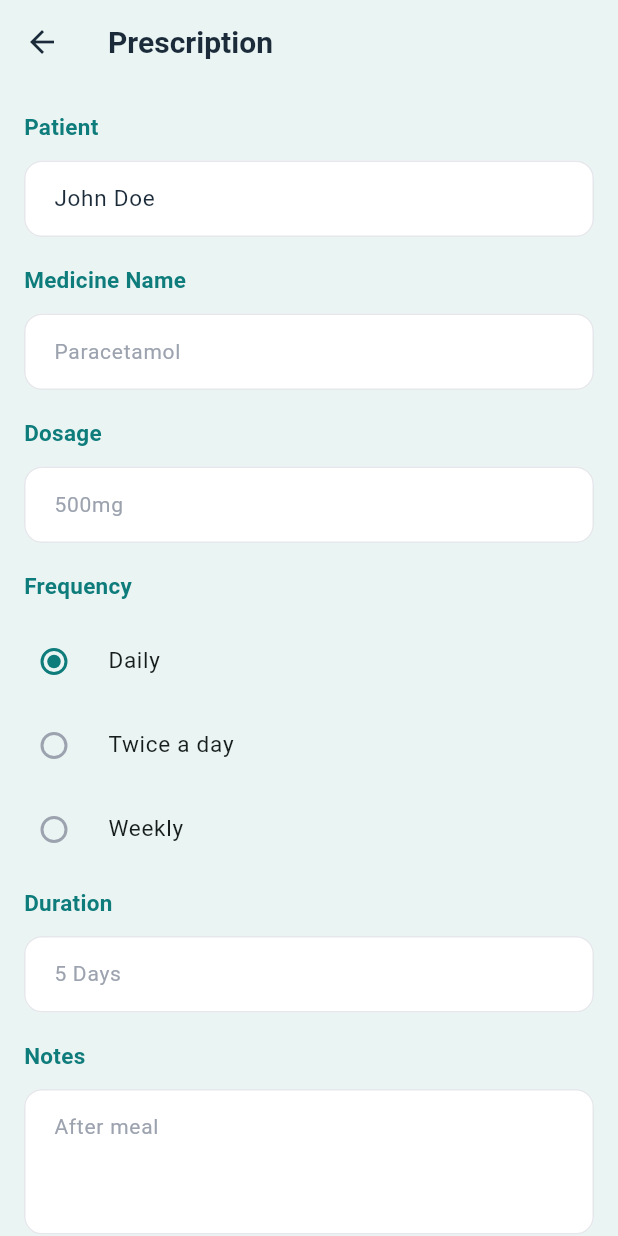
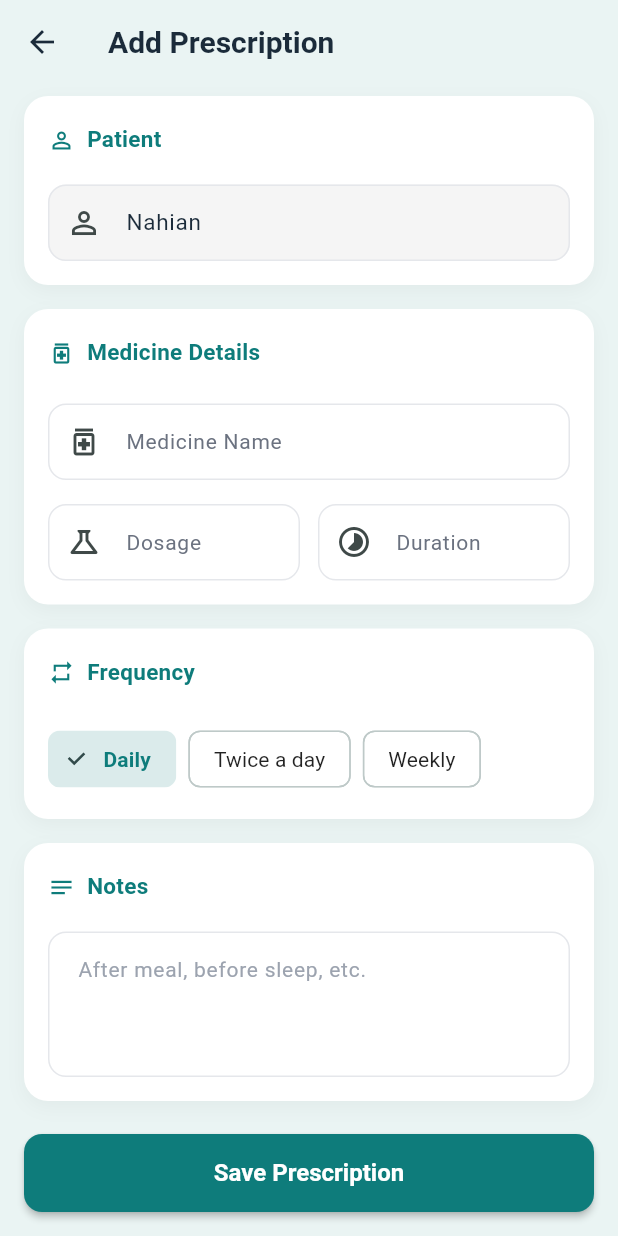
Before and after one commit to ishfak-akbar/clinitrack, a Flutter app: the AddPrescriptionScreen screen opened by its route, on a phone screen of 412 x 824 dp. Run offline on Flutter 3.47's test engine with Material 3 defaults, Android fonts, the phone set to English and light mode, and no system bars; our stand-ins replace glassmorphism, shared_preferences; accounts and stored records are empty.

Commit message:
style: redesign Add Prescription screen with card sections, frequency chips, and sticky save button

```diff
--- a/lib/screens/add_prescription_screen.dart
+++ b/lib/screens/add_prescription_screen.dart
@@ -13,7 +13,7 @@ class AddPrescriptionScreen extends StatefulWidget {
 
 class _AddPrescriptionScreenState extends State<AddPrescriptionScreen> {
   final _formKey = GlobalKey<FormState>();
-  final _patientController = TextEditingController(text: 'John Doe');
+  final _patientController = TextEditingController(text: 'Nahian');
   final _medicineController = TextEditingController();
   final _dosageController = TextEditingController();
   final _durationController = TextEditingController();
@@ -40,104 +40,211 @@ class _AddPrescriptionScreenState extends State<AddPrescriptionScreen> {
   Future<void> _handleSave() async {
     if (!_formKey.currentState!.validate()) return;
     setState(() => _isSaving = true);
-    await Future.delayed(const Duration(seconds: 1));
+
+    await Future.delayed(const Duration(seconds: 1)); // simulate save
+
     if (!mounted) return;
     setState(() => _isSaving = false);
+
     ScaffoldMessenger.of(context).showSnackBar(
-      const SnackBar(content: Text('Prescription saved successfully')),
+      const SnackBar(
+        content: Text('Prescription saved successfully'),
+        behavior: SnackBarBehavior.floating,
+      ),
     );
     Navigator.of(context).pop();
   }
 
   @override
   Widget build(BuildContext context) {
-    return Scaffold(
-      extendBody: true,
+    return GestureDetector(
+      onTap: () => FocusScope.of(context).unfocus(),
+      child: Scaffold(
         backgroundColor: AppColors.screenTintedBackground,
-      appBar: AppBar(backgroundColor: AppColors.screenTintedBackground,title: const Text('Prescription')),
+        appBar: AppBar(
+          backgroundColor: AppColors.screenTintedBackground,
+          elevation: 0,
+          title: const Text('Add Prescription'),
+        ),
         body: Form(
           key: _formKey,
           child: ListView(
-          padding: const EdgeInsets.all(16),
+            padding: const EdgeInsets.fromLTRB(16, 8, 16, 100),
             children: [
-            const SectionLabel('Patient'),
+              // ---------- Patient ----------
+              _buildCard(
+                children: [
+                  const SectionLabel('Patient', icon: Icons.person_outline),
+                  const SizedBox(height: 8),
                   TextFormField(
                     controller: _patientController,
                     readOnly: true,
-              decoration: const InputDecoration(hintText: 'John Doe'),
+                    decoration: InputDecoration(
+                      prefixIcon: const Icon(Icons.person_outline),
+                      filled: true,
+                      fillColor: Colors.grey.shade100,
                     ),
+                  ),
+                ],
+              ),
+
               const SizedBox(height: 16),
 
-            const SectionLabel('Medicine Name'),
+              // ---------- Medicine Info ----------
+              _buildCard(
+                children: [
+                  const SectionLabel('Medicine Details', icon: Icons.medication_outlined),
+                  const SizedBox(height: 12),
                   TextFormField(
                     controller: _medicineController,
-              decoration: const InputDecoration(hintText: 'Paracetamol'),
+                    textCapitalization: TextCapitalization.words,
+                    decoration: const InputDecoration(
+                      labelText: 'Medicine Name',
+                      hintText: 'Paracetamol',
+                      prefixIcon: Icon(Icons.medication_outlined),
+                    ),
                     validator: _requiredValidator,
                   ),
                   const SizedBox(height: 16),
-
-            const SectionLabel('Dosage'),
-            TextFormField(
+                  Row(
+                    children: [
+                      Expanded(
+                        child: TextFormField(
                           controller: _dosageController,
-              decoration: const InputDecoration(hintText: '500mg'),
+                          decoration: const InputDecoration(
+                            labelText: 'Dosage',
+                            hintText: '500mg',
+                            prefixIcon: Icon(Icons.science_outlined),
+                          ),
                           validator: _requiredValidator,
                         ),
+                      ),
+                      const SizedBox(width: 12),
+                      Expanded(
+                        child: TextFormField(
+                          controller: _durationController,
+                          decoration: const InputDecoration(
+                            labelText: 'Duration',
+                            hintText: '5 Days',
+                            prefixIcon: Icon(Icons.timelapse_outlined),
+                          ),
+                          validator: _requiredValidator,
+                        ),
+                      ),
+                    ],
+                  ),
+                ],
+              ),
+
               const SizedBox(height: 16),
 
-            const SectionLabel('Frequency'),
-            RadioListTile<PrescriptionFrequency>(
-              value: PrescriptionFrequency.daily,
-              groupValue: _frequency,
-              title: const Text('Daily'),
-              contentPadding: EdgeInsets.zero,
-              onChanged: (value) => setState(() => _frequency = value!),
+              // ---------- Frequency ----------
+              _buildCard(
+                children: [
+                  const SectionLabel('Frequency', icon: Icons.repeat),
+                  const SizedBox(height: 12),
+                  Wrap(
+                    spacing: 8,
+                    runSpacing: 8,
+                    children: [
+                      _buildFrequencyChip('Daily', PrescriptionFrequency.daily),
+                      _buildFrequencyChip('Twice a day', PrescriptionFrequency.twiceADay),
+                      _buildFrequencyChip('Weekly', PrescriptionFrequency.weekly),
+                    ],
                   ),
-            RadioListTile<PrescriptionFrequency>(
-              value: PrescriptionFrequency.twiceADay,
-              groupValue: _frequency,
-              title: const Text('Twice a day'),
-              contentPadding: EdgeInsets.zero,
-              onChanged: (value) => setState(() => _frequency = value!),
+                ],
               ),
-            RadioListTile<PrescriptionFrequency>(
-              value: PrescriptionFrequency.weekly,
-              groupValue: _frequency,
-              title: const Text('Weekly'),
-              contentPadding: EdgeInsets.zero,
-              onChanged: (value) => setState(() => _frequency = value!),
-            ),
-            const SizedBox(height: 8),
 
-            const SectionLabel('Duration'),
-            TextFormField(
-              controller: _durationController,
-              decoration: const InputDecoration(hintText: '5 Days'),
-              validator: _requiredValidator,
-            ),
               const SizedBox(height: 16),
 
-            const SectionLabel('Notes'),
+              // ---------- Notes ----------
+              _buildCard(
+                children: [
+                  const SectionLabel('Notes', icon: Icons.notes_outlined),
+                  const SizedBox(height: 8),
                   TextFormField(
                     controller: _notesController,
                     maxLines: 3,
-              decoration: const InputDecoration(hintText: 'After meal'),
+                    decoration: const InputDecoration(
+                      hintText: 'After meal, before sleep, etc.',
+                      alignLabelWithHint: true,
                     ),
-            const SizedBox(height: 24),
+                  ),
+                ],
+              ),
+            ],
+          ),
+        ),
 
-            ElevatedButton(
+        // ---------- Sticky Save Button ----------
+        bottomNavigationBar: SafeArea(
+          child: Padding(
+            padding: const EdgeInsets.fromLTRB(16, 8, 16, 16),
+            child: SizedBox(
+              height: 52,
+              child: ElevatedButton(
                 onPressed: _isSaving ? null : _handleSave,
+                style: ElevatedButton.styleFrom(
+                  backgroundColor: AppColors.primaryTeal,
+                  foregroundColor: Colors.white,
+                  elevation: 2,
+                  shape: RoundedRectangleBorder(
+                    borderRadius: BorderRadius.circular(12),
+                  ),
+                ),
                 child: _isSaving
                     ? const SizedBox(
-                width: 22,
-                height: 22,
-                child: CircularProgressIndicator(strokeWidth: 2.5, color: AppColors.cardWhite),
+                  width: 24,
+                  height: 24,
+                  child: CircularProgressIndicator(strokeWidth: 2.5, color: Colors.white),
                 )
-                  : const Text('Save Prescription'),
+                    : const Text(
+                  'Save Prescription',
+                  style: TextStyle(fontSize: 16, fontWeight: FontWeight.w600),
                 ),
-            const SizedBox(height: 16),
-          ],
+              ),
+            ),
+          ),
         ),
       ),
     );
   }
+
+  // ---------- Helpers ----------
+
+  Widget _buildCard({required List<Widget> children}) {
+    return Container(
+      width: double.infinity,
+      padding: const EdgeInsets.all(16),
+      decoration: BoxDecoration(
+        color: Colors.white,
+        borderRadius: BorderRadius.circular(16),
+        boxShadow: [
+          BoxShadow(
+            color: Colors.black.withOpacity(0.04),
+            blurRadius: 10,
+            offset: const Offset(0, 4),
+          ),
+        ],
+      ),
+      child: Column(
+        crossAxisAlignment: CrossAxisAlignment.start,
+        children: children,
+      ),
+    );
   }
+
+  Widget _buildFrequencyChip(String label, PrescriptionFrequency value) {
+    final isSelected = _frequency == value;
+    return ChoiceChip(
+      label: Text(label),
+      selected: isSelected,
+      onSelected: (_) => setState(() => _frequency = value),
+      selectedColor: AppColors.primaryTeal.withOpacity(0.15),
+      labelStyle: TextStyle(
+        color: isSelected ? AppColors.primaryTeal : Colors.black87,
+        fontWeight: isSelected ? FontWeight.w600 : FontWeight.normal,
+      ),
+    );
+  }
+}
```
Lines whose indentation alone changed are shown as unchanged.
